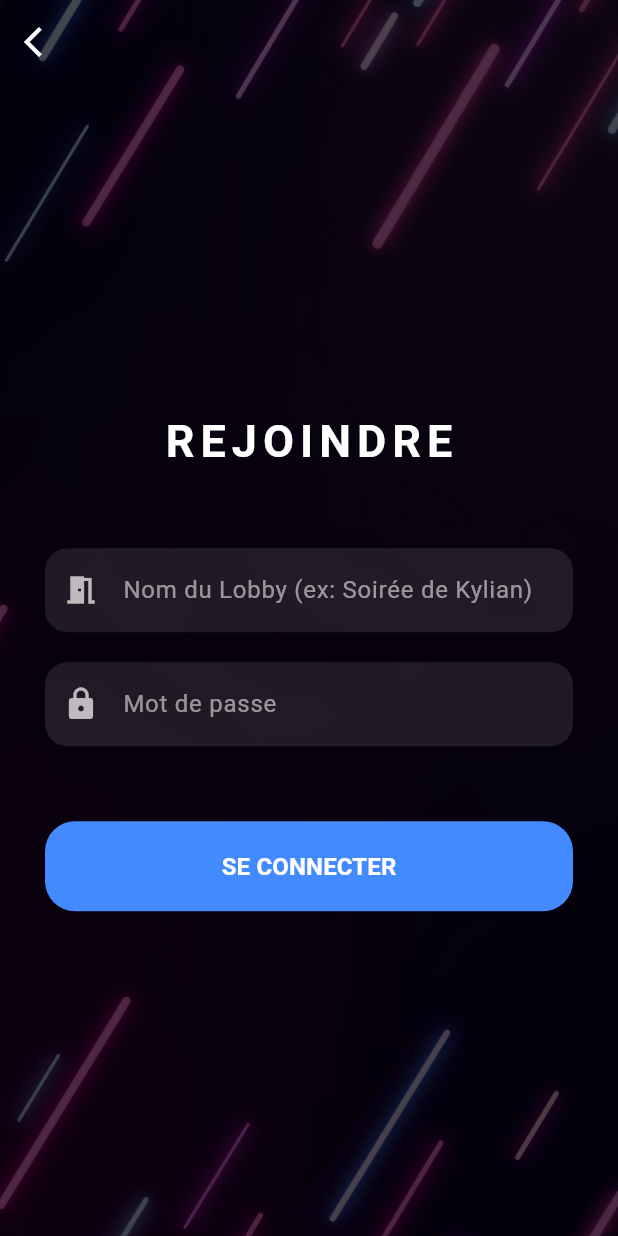
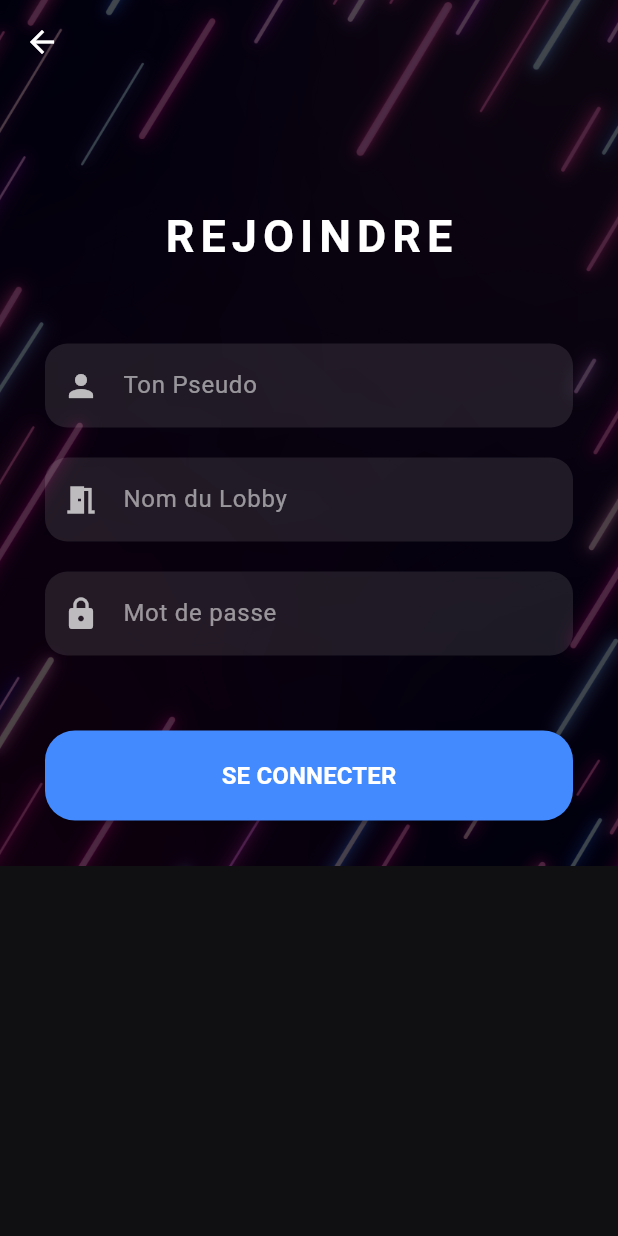
Before and after one commit to kyliandeffaut/PartyBox, a Flutter app: the screen it shows after launch, after a tap on "REJOINDRE UN LOBBY", on a phone screen of 412 x 824 dp. Run offline on Flutter 3.47's test engine with Material 3 defaults, Android fonts, the phone set to English and light mode, and no system bars; our stand-ins replace cloud_firestore, firebase_core, flutter_animate; accounts and stored records are empty.

Commit message:
join lobby

```diff
--- a/lib/home_screen.dart
+++ b/lib/home_screen.dart
@@ -266,30 +266,84 @@ class _CreateLobbyScreenState extends State<CreateLobbyScreen> {
 }
 
 // L'écran Rejoindre reste en bas car il est plus simple
-class JoinLobbyScreen extends StatelessWidget {
+class JoinLobbyScreen extends StatefulWidget {
   const JoinLobbyScreen({super.key});
+
   @override
-  Widget build(BuildContext context) {
-    // Tu peux garder la fonction _buildLobbyForm telle quelle pour cet écran
-    return _buildLobbyForm(
-      context: context,
-      title: "REJOINDRE",
-      buttonText: "SE CONNECTER",
-      buttonColor: Colors.blueAccent,
+  State<JoinLobbyScreen> createState() => _JoinLobbyScreenState();
+}
+
+class _JoinLobbyScreenState extends State<JoinLobbyScreen> {
+  final TextEditingController _nameController = TextEditingController();
+  final TextEditingController _passwordController = TextEditingController();
+  final TextEditingController _pseudoController = TextEditingController(); // Nouveau !
+  bool _isLoading = false;
+
+  Future<void> _joinLobby() async {
+    String lobbyName = _nameController.text.trim();
+    String password = _passwordController.text.trim();
+    String pseudo = _pseudoController.text.trim();
+
+    if (lobbyName.isEmpty || password.isEmpty || pseudo.isEmpty) {
+      ScaffoldMessenger.of(context).showSnackBar(
+        const SnackBar(content: Text("Remplis tous les champs, même ton pseudo !")),
       );
+      return;
+    }
+
+    setState(() => _isLoading = true);
+
+    try {
+      // 1. On cherche le lobby avec le bon nom et le bon mot de passe
+      var query = await FirebaseFirestore.instance
+          .collection('lobbies')
+          .where('lobbyName', isEqualTo: lobbyName)
+          .where('password', isEqualTo: password)
+          .where('status', isEqualTo: 'waiting')
+          .limit(1)
+          .get();
+
+      if (query.docs.isEmpty) {
+        if (mounted) {
+          ScaffoldMessenger.of(context).showSnackBar(
+            const SnackBar(content: Text("Lobby introuvable ou mauvais mot de passe.")),
+          );
+        }
+      } else {
+        // 2. Si on a trouvé, on récupère l'ID du document
+        var doc = query.docs.first;
+        String docId = doc.id;
+
+        // 3. On ajoute notre pseudo à la liste des joueurs sur Firebase
+        await FirebaseFirestore.instance.collection('lobbies').doc(docId).update({
+          'players': FieldValue.arrayUnion([pseudo])
+        });
+
+        if (!mounted) return;
+
+        // 4. On file dans la salle d'attente !
+        Navigator.push(
+          context,
+          MaterialPageRoute(
+            builder: (context) => WaitingRoomScreen(
+              lobbyId: docId,
+              lobbyName: lobbyName,
+            ),
+          ),
+        );
+      }
+    } catch (e) {
+      debugPrint("Erreur lors de la connexion : $e");
+    } finally {
+      if (mounted) setState(() => _isLoading = false);
     }
   }
 
-// --- WIDGET COMMUN POUR LES FORMULAIRES DE LOBBY ---
-// Comme Créer et Rejoindre ont besoin de la même chose (Nom + Mdp), on fait une seule fonction !
-Widget _buildLobbyForm({required BuildContext context, required String title, required String buttonText, required Color buttonColor}) {
+  @override
+  Widget build(BuildContext context) {
     return Scaffold(
       extendBodyBehindAppBar: true,
-    appBar: AppBar(
-      backgroundColor: Colors.transparent,
-      elevation: 0,
-      leading: IconButton(icon: const Icon(Icons.arrow_back_ios, color: Colors.white), onPressed: () => Navigator.pop(context)),
-    ),
+      appBar: AppBar(backgroundColor: Colors.transparent, elevation: 0, leading: const BackButton(color: Colors.white)),
       body: Container(
         width: double.infinity,
         decoration: BoxDecoration(
@@ -301,56 +355,37 @@ Widget _buildLobbyForm({required BuildContext context, required String title, re
           ),
         ),
         child: SafeArea(
-        child: Padding(
+          child: SingleChildScrollView( // Pour éviter les bugs de clavier
             padding: const EdgeInsets.all(30.0),
             child: Column(
-            mainAxisAlignment: MainAxisAlignment.center,
               children: [
-              Text(title, style: const TextStyle(fontSize: 30, fontWeight: FontWeight.bold, color: Colors.white, letterSpacing: 4)),
+                const SizedBox(height: 50),
+                const Text("REJOINDRE", style: TextStyle(fontSize: 30, fontWeight: FontWeight.bold, color: Colors.white, letterSpacing: 4)),
                 const SizedBox(height: 50),
 
+                // CHAMP PSEUDO
+                _buildInput(controller: _pseudoController, hint: "Ton Pseudo", icon: Icons.person),
+                const SizedBox(height: 20),
+
                 // CHAMP NOM DU LOBBY
-              TextField(
-                style: const TextStyle(color: Colors.white),
-                decoration: InputDecoration(
-                  hintText: "Nom du Lobby (ex: Soirée de Kylian)",
-                  hintStyle: const TextStyle(color: Colors.white54),
-                  filled: true,
-                  fillColor: Colors.white.withValues(alpha: 0.1),
-                  prefixIcon: const Icon(Icons.meeting_room, color: Colors.white70),
-                  border: OutlineInputBorder(borderRadius: BorderRadius.circular(15), borderSide: BorderSide.none),
-                ),
-              ),
+                _buildInput(controller: _nameController, hint: "Nom du Lobby", icon: Icons.meeting_room),
                 const SizedBox(height: 20),
 
                 // CHAMP MOT DE PASSE
-              TextField(
-                obscureText: true, // Cache le mot de passe
-                style: const TextStyle(color: Colors.white),
-                decoration: InputDecoration(
-                  hintText: "Mot de passe",
-                  hintStyle: const TextStyle(color: Colors.white54),
-                  filled: true,
-                  fillColor: Colors.white.withValues(alpha: 0.1),
-                  prefixIcon: const Icon(Icons.lock, color: Colors.white70),
-                  border: OutlineInputBorder(borderRadius: BorderRadius.circular(15), borderSide: BorderSide.none),
-                ),
-              ),
+                _buildInput(controller: _passwordController, hint: "Mot de passe", icon: Icons.lock, isPassword: true),
 
                 const SizedBox(height: 50),
 
-              // BOUTON D'ACTION
-              ElevatedButton(
+                _isLoading
+                ? const CircularProgressIndicator(color: Colors.blueAccent)
+                : ElevatedButton(
                     style: ElevatedButton.styleFrom(
-                  backgroundColor: buttonColor,
+                      backgroundColor: Colors.blueAccent,
                       minimumSize: const Size(double.infinity, 60),
                       shape: RoundedRectangleBorder(borderRadius: BorderRadius.circular(20)),
                     ),
-                onPressed: () {
-                  // Plus tard, c'est ici qu'on mettra la connexion à la base de données !
-                  debugPrint("Action Lobby déclenchée !");
-                },
-                child: Text(buttonText, style: const TextStyle(fontSize: 16, fontWeight: FontWeight.bold, color: Colors.white)),
+                    onPressed: _joinLobby,
+                    child: const Text("SE CONNECTER", style: TextStyle(fontSize: 16, fontWeight: FontWeight.bold, color: Colors.white)),
                   ),
               ],
             ),
@@ -359,3 +394,21 @@ Widget _buildLobbyForm({required BuildContext context, required String title, re
       ),
     );
   }
+
+  // Petit widget d'aide pour ne pas répéter le code des TextField
+  Widget _buildInput({required TextEditingController controller, required String hint, required IconData icon, bool isPassword = false}) {
+    return TextField(
+      controller: controller,
+      obscureText: isPassword,
+      style: const TextStyle(color: Colors.white),
+      decoration: InputDecoration(
+        hintText: hint,
+        hintStyle: const TextStyle(color: Colors.white54),
+        filled: true,
+        fillColor: Colors.white.withValues(alpha: 0.1),
+        prefixIcon: Icon(icon, color: Colors.white70),
+        border: OutlineInputBorder(borderRadius: BorderRadius.circular(15), borderSide: BorderSide.none),
+      ),
+    );
+  }
+}
```
Lines whose indentation alone changed are shown as unchanged.
